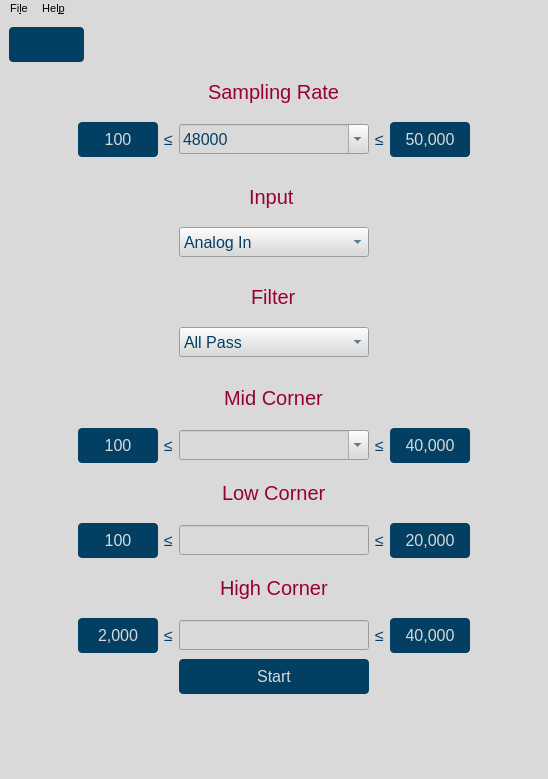
First picture: the form in gui/qtdesigner/BasicOperation.ui, repository wyattduber/CyDAQ, before the edit.
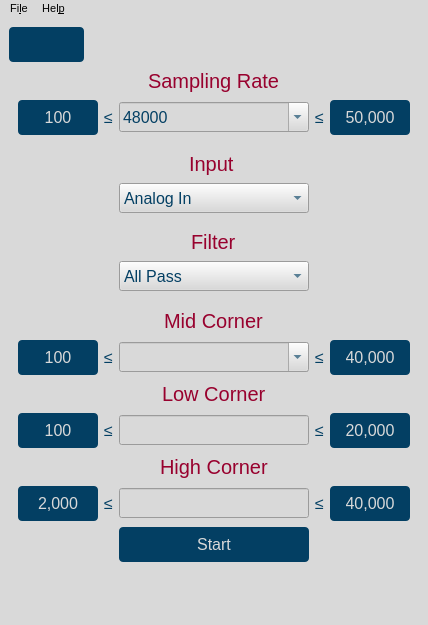
Second picture: the form after the edit. Icons and pictures are not drawn.

Commit message: UI changes. Still cant default start size to work

What changed in the file:
```diff
--- a/gui/qtdesigner/BasicOperation.ui
+++ b/gui/qtdesigner/BasicOperation.ui
@@ -9,8 +9,8 @@
    <rect>
     <x>0</x>
     <y>0</y>
-    <width>548</width>
-    <height>779</height>
+    <width>428</width>
+    <height>625</height>
    </rect>
   </property>
   <property name="minimumSize">
@@ -749,7 +749,7 @@
     <rect>
      <x>0</x>
      <y>0</y>
-     <width>548</width>
+     <width>428</width>
      <height>19</height>
     </rect>
    </property>
```
The commit also changes 5 other files.
